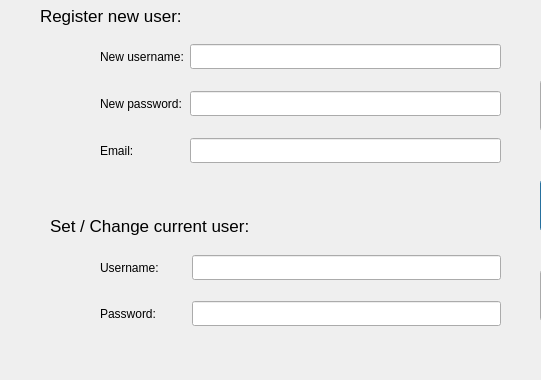
ArtemD/SpeedFreak, file Client/settingsdialog.ui: the form before one commit; both pictures show x 0 to 541 and y 0 to 380 of the 800 by 380 pixel window.
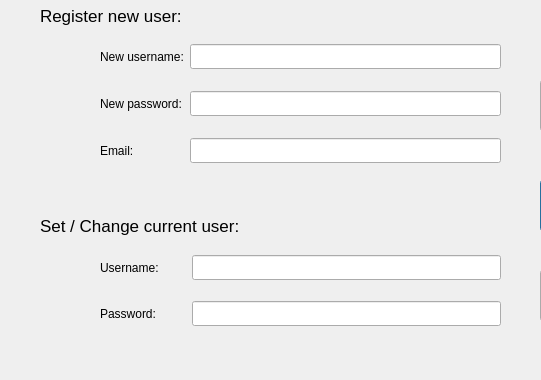
The form after the commit. Icons and pictures are not drawn.

What changed in the file:
```diff
--- a/Client/settingsdialog.ui
+++ b/Client/settingsdialog.ui
@@ -29,7 +29,7 @@
   <widget class="QLabel" name="setUserLabel">
    <property name="geometry">
     <rect>
-     <x>50</x>
+     <x>40</x>
      <y>210</y>
      <width>371</width>
      <height>31</height>
```
